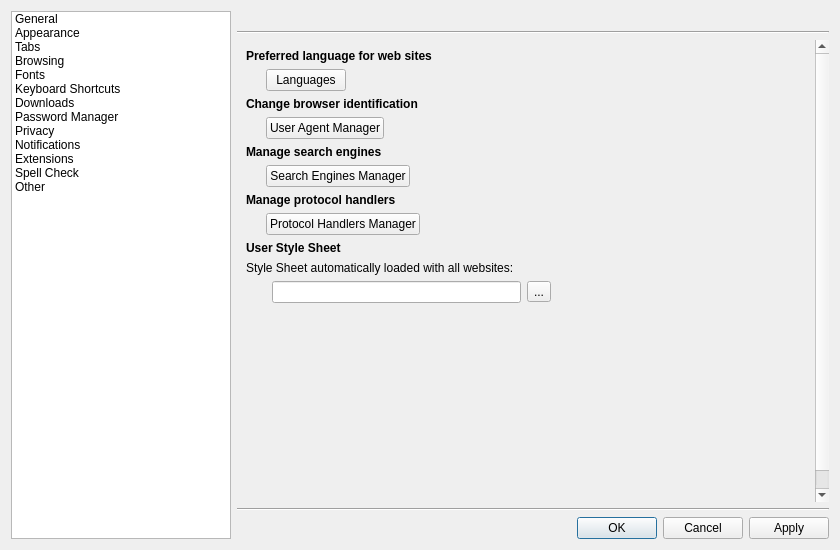
Old version of the form src/lib/preferences/preferences.ui in the repository KDE/falkon.
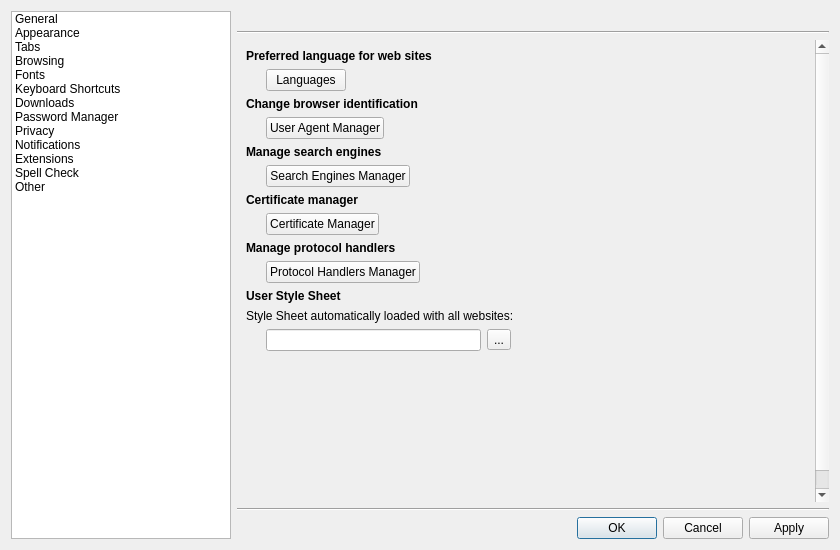
New version of the form. The open tabs and pages were chosen to show the change. Custom widgets are drawn as their Qt base class.

Commit message: Add a section for CertificateManager in Preferences

The edit to the form file:
```diff
--- a/src/lib/preferences/preferences.ui
+++ b/src/lib/preferences/preferences.ui
@@ -2460,31 +2460,31 @@
          </widget>
          <widget class="QWidget" name="otherPage">
           <layout class="QGridLayout" name="gridLayout_13">
-           <item row="15" column="2">
-            <widget class="MacToolButton" name="chooseUserStylesheet">
+           <item row="4" column="0" colspan="6">
+            <widget class="QLabel" name="label_36">
              <property name="text">
-              <string>...</string>
+              <string>&lt;b&gt;Preferred language for web sites&lt;/b&gt;</string>
              </property>
             </widget>
            </item>
-           <item row="9" column="0" colspan="4">
-            <widget class="QLabel" name="label_66">
+           <item row="16" column="0" colspan="6">
+            <widget class="QLabel" name="label_7">
              <property name="text">
-              <string>&lt;b&gt;Manage search engines&lt;/b&gt;</string>
+              <string>&lt;b&gt;Manage protocol handlers&lt;/b&gt;</string>
              </property>
             </widget>
            </item>
-           <item row="13" column="0" colspan="4">
-            <widget class="QLabel" name="label_9">
+           <item row="11" column="0">
+            <widget class="QLabel" name="label_8">
              <property name="text">
-              <string>&lt;b&gt;User Style Sheet&lt;/b&gt;</string>
+              <string>&lt;b&gt;Certificate manager&lt;/b&gt;</string>
              </property>
             </widget>
            </item>
-           <item row="5" column="0" colspan="2">
-            <layout class="QHBoxLayout" name="horizontalLayout_8">
+           <item row="12" column="0" colspan="4">
+            <layout class="QHBoxLayout" name="horizontalLayout_6">
              <item>
-              <spacer name="horizontalSpacer_24">
+              <spacer name="horizontalSpacer_35">
                <property name="orientation">
                 <enum>Qt::Horizontal</enum>
                </property>
@@ -2500,14 +2500,14 @@
               </spacer>
              </item>
              <item>
-              <widget class="QPushButton" name="preferredLanguages">
+              <widget class="QPushButton" name="certificateManager">
                <property name="text">
-                <string>Languages</string>
+                <string>Certificate Manager</string>
                </property>
               </widget>
              </item>
              <item>
-              <spacer name="horizontalSpacer_10">
+              <spacer name="horizontalSpacer_36">
                <property name="orientation">
                 <enum>Qt::Horizontal</enum>
                </property>
@@ -2521,14 +2521,60 @@
              </item>
             </layout>
            </item>
-           <item row="7" column="0" colspan="4">
-            <widget class="QLabel" name="label_60">
-             <property name="text">
-              <string>&lt;b&gt;Change browser identification&lt;/b&gt;</string>
+           <item row="8" column="0" colspan="4">
+            <layout class="QHBoxLayout" name="horizontalLayout_17">
+             <item>
+              <spacer name="horizontalSpacer_26">
+               <property name="orientation">
+                <enum>Qt::Horizontal</enum>
+               </property>
+               <property name="sizeType">
+                <enum>QSizePolicy::Fixed</enum>
+               </property>
+               <property name="sizeHint" stdset="0">
+                <size>
+                 <width>20</width>
+                 <height>20</height>
+                </size>
+               </property>
+              </spacer>
+             </item>
+             <item>
+              <widget class="QPushButton" name="uaManager">
+               <property name="text">
+                <string>User Agent Manager</string>
+               </property>
+              </widget>
+             </item>
+             <item>
+              <spacer name="horizontalSpacer_25">
+               <property name="orientation">
+                <enum>Qt::Horizontal</enum>
+               </property>
+               <property name="sizeHint" stdset="0">
+                <size>
+                 <width>40</width>
+                 <height>20</height>
+                </size>
+               </property>
+              </spacer>
+             </item>
+            </layout>
+           </item>
+           <item row="26" column="0">
+            <spacer name="verticalSpacer_15">
+             <property name="orientation">
+              <enum>Qt::Vertical</enum>
              </property>
-            </widget>
+             <property name="sizeHint" stdset="0">
+              <size>
+               <width>20</width>
+               <height>40</height>
+              </size>
+             </property>
+            </spacer>
            </item>
-           <item row="12" column="0" colspan="2">
+           <item row="17" column="0" colspan="4">
             <layout class="QHBoxLayout" name="horizontalLayout_5">
              <item>
               <spacer name="horizontalSpacer_28">
@@ -2568,7 +2614,21 @@
              </item>
             </layout>
            </item>
-           <item row="10" column="0" colspan="2">
+           <item row="9" column="0" colspan="6">
+            <widget class="QLabel" name="label_66">
+             <property name="text">
+              <string>&lt;b&gt;Manage search engines&lt;/b&gt;</string>
+             </property>
+            </widget>
+           </item>
+           <item row="19" column="0" colspan="6">
+            <widget class="QLabel" name="label_15">
+             <property name="text">
+              <string>Style Sheet automatically loaded with all websites: </string>
+             </property>
+            </widget>
+           </item>
+           <item row="10" column="0" colspan="4">
             <layout class="QHBoxLayout" name="horizontalLayout_25">
              <item>
               <spacer name="horizontalSpacer_31">
@@ -2608,7 +2668,7 @@
              </item>
             </layout>
            </item>
-           <item row="5" column="3">
+           <item row="5" column="5">
             <spacer name="horizontalSpacer_6">
              <property name="orientation">
               <enum>Qt::Horizontal</enum>
@@ -2621,40 +2681,17 @@
              </property>
             </spacer>
            </item>
-           <item row="16" column="0">
-            <spacer name="verticalSpacer_15">
-             <property name="orientation">
-              <enum>Qt::Vertical</enum>
-             </property>
-             <property name="sizeHint" stdset="0">
-              <size>
-               <width>20</width>
-               <height>40</height>
-              </size>
-             </property>
-            </spacer>
-           </item>
-           <item row="14" column="0" colspan="4">
-            <widget class="QLabel" name="label_15">
+           <item row="18" column="0" colspan="6">
+            <widget class="QLabel" name="label_9">
              <property name="text">
-              <string>Style Sheet automatically loaded with all websites: </string>
+              <string>&lt;b&gt;User Style Sheet&lt;/b&gt;</string>
              </property>
             </widget>
            </item>
-           <item row="15" column="1">
-            <widget class="QLineEdit" name="userStyleSheet"/>
-           </item>
-           <item row="4" column="0" colspan="4">
-            <widget class="QLabel" name="label_36">
-             <property name="text">
-              <string>&lt;b&gt;Preferred language for web sites&lt;/b&gt;</string>
-             </property>
-            </widget>
-           </item>
-           <item row="8" column="0" colspan="2">
-            <layout class="QHBoxLayout" name="horizontalLayout_17">
+           <item row="5" column="0" colspan="4">
+            <layout class="QHBoxLayout" name="horizontalLayout_8">
              <item>
-              <spacer name="horizontalSpacer_26">
+              <spacer name="horizontalSpacer_24">
                <property name="orientation">
                 <enum>Qt::Horizontal</enum>
                </property>
@@ -2670,14 +2707,14 @@
               </spacer>
              </item>
              <item>
-              <widget class="QPushButton" name="uaManager">
+              <widget class="QPushButton" name="preferredLanguages">
                <property name="text">
-                <string>User Agent Manager</string>
+                <string>Languages</string>
                </property>
               </widget>
              </item>
              <item>
-              <spacer name="horizontalSpacer_25">
+              <spacer name="horizontalSpacer_10">
                <property name="orientation">
                 <enum>Qt::Horizontal</enum>
                </property>
@@ -2691,13 +2728,43 @@
              </item>
             </layout>
            </item>
-           <item row="11" column="0" colspan="4">
-            <widget class="QLabel" name="label_7">
+           <item row="7" column="0" colspan="6">
+            <widget class="QLabel" name="label_60">
              <property name="text">
-              <string>&lt;b&gt;Manage protocol handlers&lt;/b&gt;</string>
+              <string>&lt;b&gt;Change browser identification&lt;/b&gt;</string>
              </property>
             </widget>
            </item>
+           <item row="21" column="0">
+            <layout class="QHBoxLayout" name="horizontalLayout_13">
+             <item>
+              <spacer name="horizontalSpacer_37">
+               <property name="orientation">
+                <enum>Qt::Horizontal</enum>
+               </property>
+               <property name="sizeType">
+                <enum>QSizePolicy::Fixed</enum>
+               </property>
+               <property name="sizeHint" stdset="0">
+                <size>
+                 <width>20</width>
+                 <height>20</height>
+                </size>
+               </property>
+              </spacer>
+             </item>
+             <item>
+              <widget class="QLineEdit" name="userStyleSheet"/>
+             </item>
+             <item>
+              <widget class="MacToolButton" name="chooseUserStylesheet">
+               <property name="text">
+                <string>...</string>
+               </property>
+              </widget>
+             </item>
+            </layout>
+           </item>
           </layout>
          </widget>
         </widget>
```
The commit also changes 2 other files.
